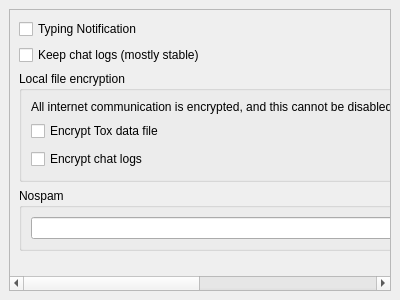
This is src/widget/form/settings/privacysettings.ui in bkmeneguello/qTox as Qt 5 draws it before an edit. The edited form follows.
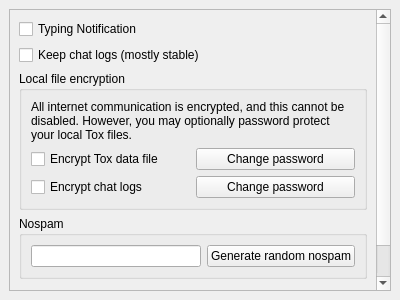
This is the edited form.

Commit message: word wrap the privacy tab string

Patch:
```diff
--- a/src/widget/form/settings/privacysettings.ui
+++ b/src/widget/form/settings/privacysettings.ui
@@ -72,6 +72,9 @@
             <property name="text">
              <string>All internet communication is encrypted, and this cannot be disabled. However, you may optionally password protect your local Tox files.</string>
             </property>
+            <property name="wordWrap">
+             <bool>true</bool>
+            </property>
            </widget>
           </item>
           <item>
```
